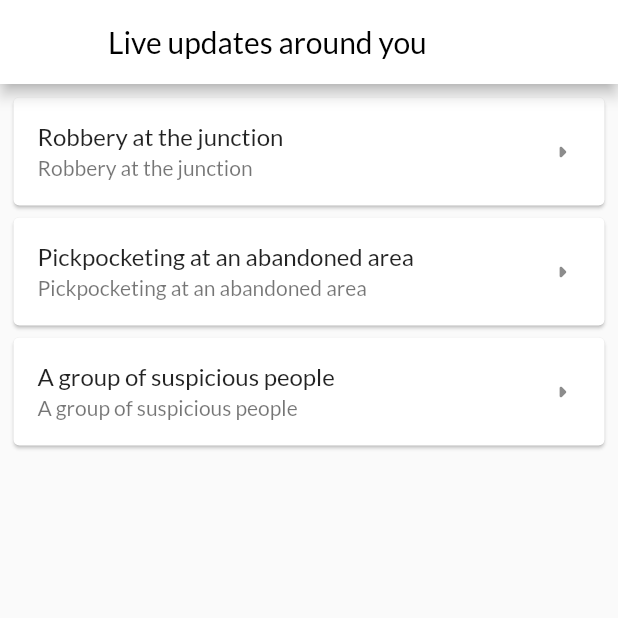
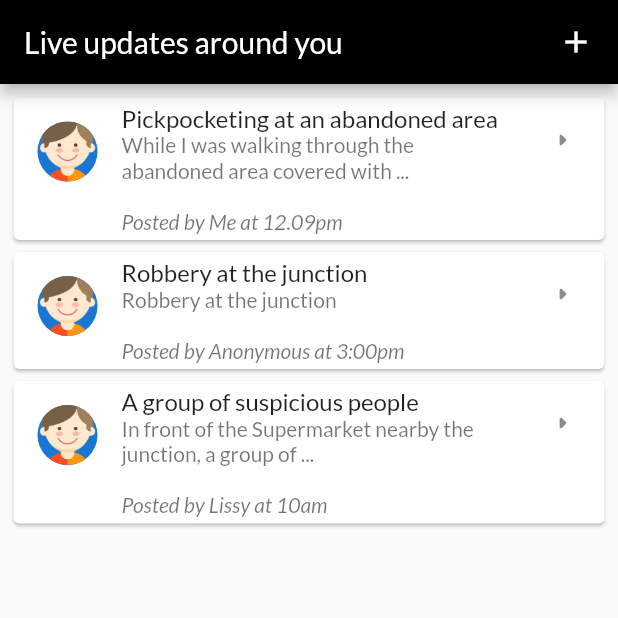
Before and after one commit to theamankumarsingh/tourist_app, a Flutter app: the Dashboard screen opened directly, after a tap on "What's poppin'?", on a phone screen of 412 x 824 dp, the top half of it. Run offline on Flutter 3.47's test engine with Material 2 defaults, Android fonts, the phone set to English and light mode, and no system bars; our stand-ins replace google_fonts, page_transition; missing offline and left inert: flutter_phone_direct_caller.

Commit message:
Add: Posts class; improved feed.dart

```diff
--- a/lib/Screens/dashboard.dart
+++ b/lib/Screens/dashboard.dart
@@ -109,7 +109,7 @@ class _DashboardState extends State<Dashboard> {
                     Navigator.push(
                       context,
                       PageTransition(
-                        type: PageTransitionType.bottomToTop,
+                        type: PageTransitionType.rightToLeft,
                         duration: Duration(milliseconds: 600),
                         child: Feed(),
                       ),
@@ -143,11 +143,33 @@ class _DashboardState extends State<Dashboard> {
                 )
               ],
             ),
-            Container(
-              margin: EdgeInsets.symmetric(vertical: 24),
-              child: Row(
-                mainAxisAlignment: MainAxisAlignment.spaceEvenly,
-              ),
+            SizedBox(
+              height: 18,
+            ),
+            Row(
+              mainAxisAlignment: MainAxisAlignment.spaceEvenly,
+              children: [
+                GestureDetector(
+                  onTap: () {
+                    Navigator.push(
+                      context,
+                      PageTransition(
+                        type: PageTransitionType.bottomToTop,
+                        duration: Duration(milliseconds: 600),
+                        child: Emergency(),
+                      ),
+                    );
+                  },
+                  child: FeaturesTile(
+                    icon: Icon(
+                      Icons.health_and_safety_rounded,
+                      size: 100.0,
+                      color: Colors.red,
+                    ),
+                    label: "Health Hazards",
+                  ),
+                ),
+              ],
             ),
           ],
         ),
@@ -184,7 +206,7 @@ class FeaturesTile extends StatelessWidget {
                   label,
                   textAlign: TextAlign.center,
                   style: TextStyle(
-                      fontSize: 14,
+                      fontSize: 13,
                       fontWeight: FontWeight.w600,
                       color: Color(0xff5A6C64)),
                 ))
--- a/lib/Screens/feed.dart
+++ b/lib/Screens/feed.dart
@@ -8,38 +8,75 @@ class Feed extends StatefulWidget {
 }
 
 class _FeedState extends State<Feed> {
-  List<String> titles = [
-    "Robbery at the junction",
-    "Pickpocketing at an abandoned area",
-    "A group of suspicious people"
-  ];
-  List<String> subtitles = [
-    "Robbery at the junction",
-    "Pickpocketing at an abandoned area",
-    "A group of suspicious people"
+  List<Post> posts = [
+    Post(
+        "Pickpocketing at an abandoned area",
+        "While I was walking through the abandoned area covered with knee-length grass",
+        "Me",
+        "12.09pm",
+        "Assets/avatar.png"),
+    Post("Robbery at the junction", "Robbery at the junction", "Anonymous",
+        "3:00pm", "Assets/avatar.png"),
+    Post(
+        "A group of suspicious people",
+        "In front of the Supermarket nearby the junction, a group of suspicious people throws stones at people",
+        "Lissy",
+        "10am",
+        "Assets/avatar.png")
   ];
 
   @override
   Widget build(BuildContext context) {
     return Scaffold(
         appBar: AppBar(
-          backgroundColor: Colors.white,
-          title: Text("Live updates around you", style: TextStyle(color: Colors.black),),
+          backgroundColor: Colors.black,
+          automaticallyImplyLeading: false,
+          actions: [
+            Padding(
+              padding: const EdgeInsets.all(16.0),
+              child: Icon(
+                Icons.add,
+                color: Colors.white,
+              ),
+            )
+          ],
+          title: const Text(
+            "Live updates around you",
+            style: TextStyle(color: Colors.white),
+          ),
         ),
         body: ListView.builder(
           itemBuilder: (BuildContext context, index) {
             return Card(
               child: ListTile(
-                trailing: Icon(Icons.arrow_right_rounded),
-                title: Text(titles[index]),
-                subtitle: Text(subtitles[index]),
+                leading: CircleAvatar(
+                    backgroundImage: AssetImage(posts[index].image)),
+                trailing: const Icon(Icons.arrow_right_rounded),
+                title: Text(posts[index].heading),
+                subtitle: Column(
+                    crossAxisAlignment: CrossAxisAlignment.start,
+                    children: [
+                      posts[index].content.length > 60
+                          ? Text(posts[index].content.substring(0, 60) + "...")
+                          : Text(posts[index].content),
+                      Text(
+                        "\nPosted by ${posts[index].author} at ${posts[index].time}",
+                        style: TextStyle(fontStyle: FontStyle.italic),
+                      ),
+                    ]),
               ),
             );
           },
-          itemCount: titles.length,
+          itemCount: posts.length,
           shrinkWrap: true,
           padding: EdgeInsets.all(5),
           scrollDirection: Axis.vertical,
         ));
   }
 }
+
+class Post {
+  String heading, content, author, time, image;
+
+  Post(this.heading, this.content, this.author, this.time, this.image);
+}
```
